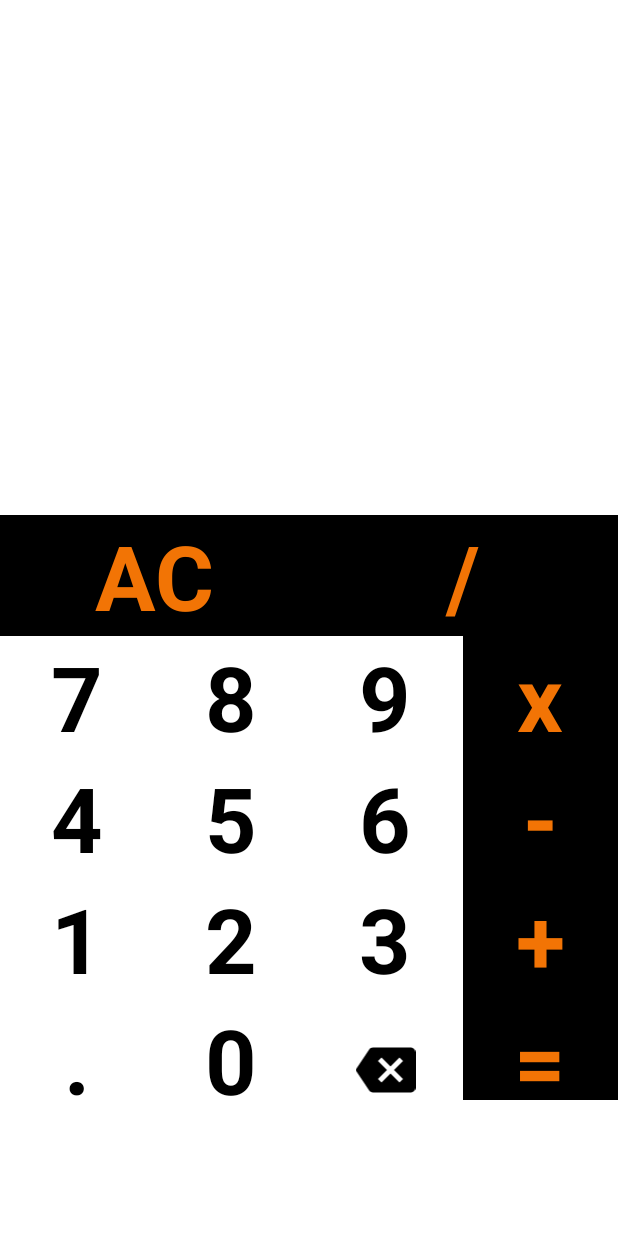
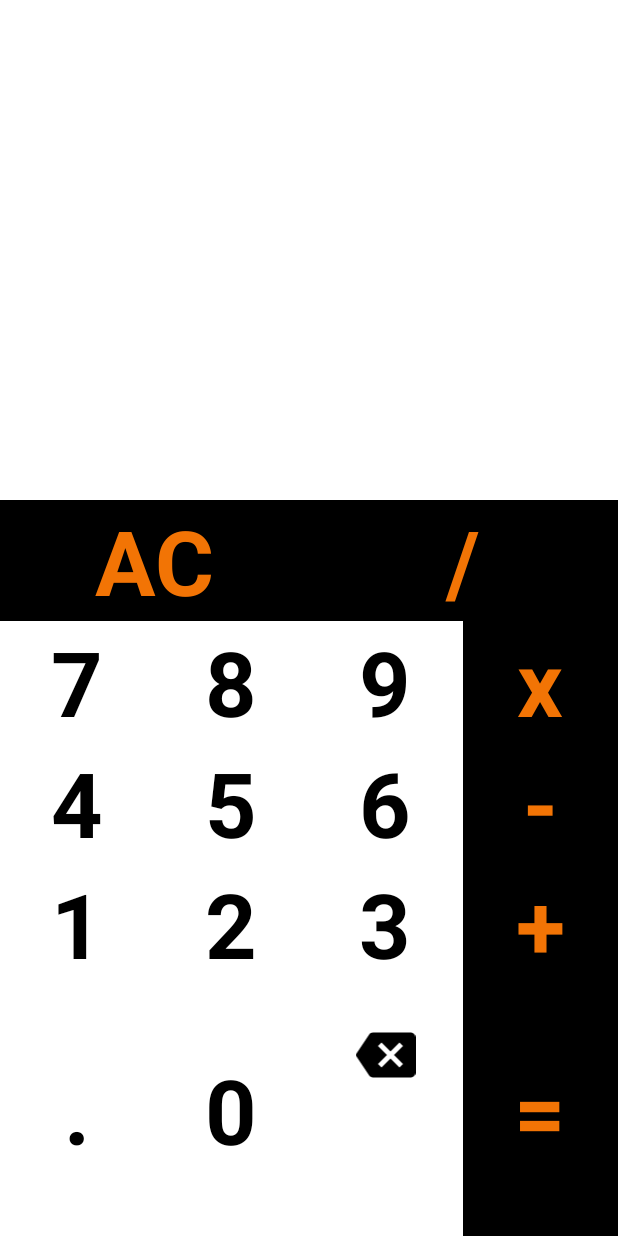
Before and after one commit to BrunoAnndrade/Math_Calculator, an Android app: the screen it shows after launch (MainActivity), on a phone screen of 412 x 824 dp. Run offline under Robolectric (Android 15) with nearby library versions, the phone set to English and light mode, and no system bars.

Commit message:
ajustar layout

```diff
--- a/app/src/main/res/layout/activity_main.xml
+++ b/app/src/main/res/layout/activity_main.xml
@@ -11,7 +11,7 @@
         android:id="@+id/expressao"
         android:layout_width="match_parent"
         android:layout_height="100dp"
-        android:layout_marginTop="143dp"
+        android:layout_marginTop="133dp"
         android:ellipsize="start"
         android:gravity="end"
         android:singleLine="true"
@@ -134,7 +134,7 @@
 
     <LinearLayout
         android:layout_width="match_parent"
-        android:layout_height="wrap_content"
+        android:layout_height="match_parent"
         android:orientation="horizontal">
 
         <TextView
```
